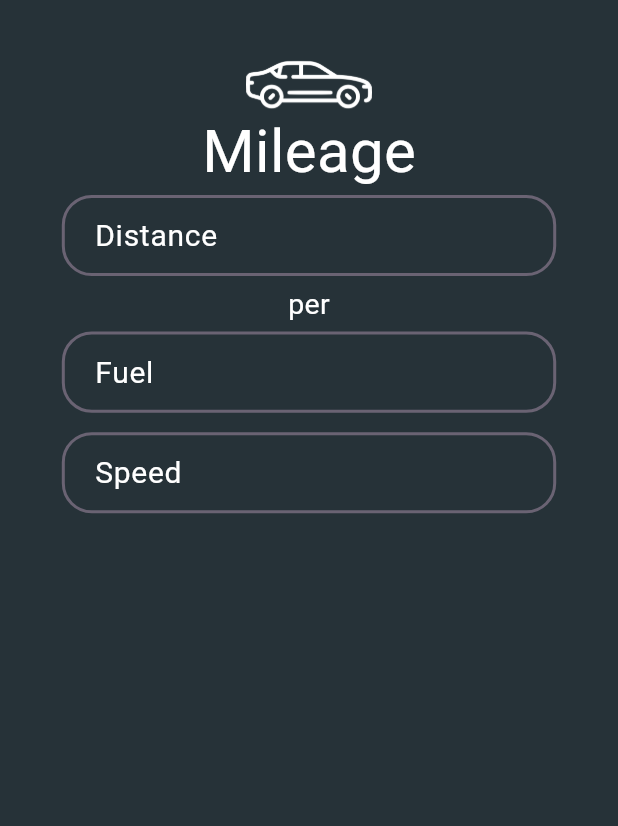
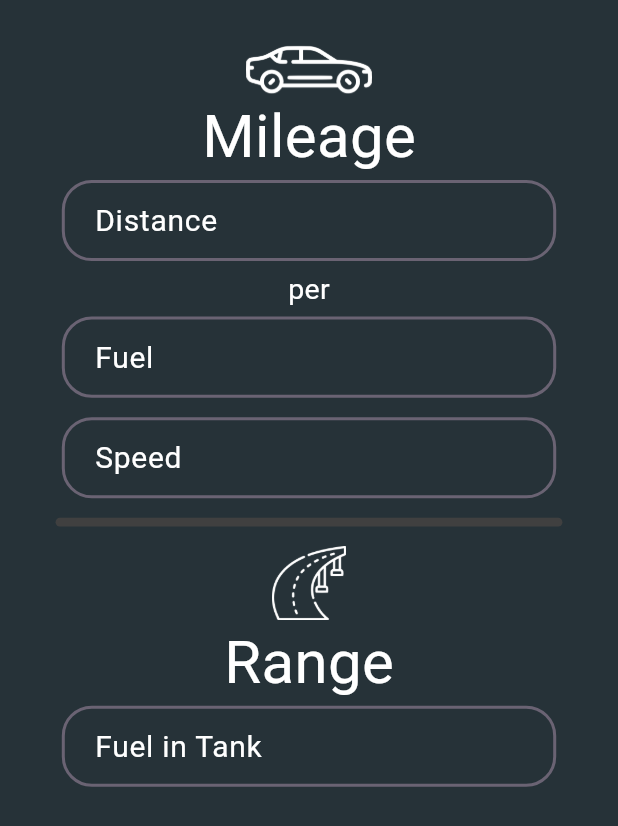
Before and after one commit to GComputeNerd/Fuel-Calc, a Flutter app: the screen it shows after launch, on a phone screen of 412 x 824 dp. Shown: the top 826 px of the screen. Run offline on Flutter 3.47's test engine with Material 3 defaults, Android fonts, the phone set to English and light mode, and no system bars; Roboto replaces fonts that are missing (Iceland).

```diff
--- a/lib/main.dart
+++ b/lib/main.dart
@@ -35,21 +35,12 @@ class MyHomePage extends StatelessWidget {
       body: Center(
         child: Column(
           children: [
-            Container(
+            SizedBox(height: 30,),
+            Heading(
               height: height*0.04,
-              margin: const EdgeInsets.only(top: 40),
-              child: Image.asset(
-                'lib/icons/sedan.png',
-                fit: BoxFit.fitHeight,
-              ),
+              imgPath: "lib/icons/sedan.png",
+              title: "Mileage",
             ),
-            const Text(
-              "Mileage",
-              style: TextStyle(
-                fontFamily: 'Iceland',
-                fontSize: 40,
-                color: Colors.white,
-              ),),
             InputBox(
               width: width*0.8,
               hintText: "Distance",
@@ -74,10 +65,64 @@ class MyHomePage extends StatelessWidget {
               width: width*0.8,
               hintText: "Speed",
               suffix: "km/hr"
+            ),
+            Container(
+              width: width*0.82,
+              height: height*0.007,
+              margin: EdgeInsets.symmetric(vertical: 13),
+              decoration: BoxDecoration(
+                color: Color(0xFF404040),
+                borderRadius: BorderRadius.circular(50)
+              ),
+            ),
+            Heading(
+              height: height*0.06,
+              imgPath: "lib/icons/range.png",
+              title: "Range"
+            ),
+            InputBox(
+              width: width*0.8,
+              hintText: "Fuel in Tank",
+              suffix: "ltr"
             )
           ],
         ),
       ),
+    );
+  }
+}
+
+class Heading extends StatelessWidget {
+  const Heading({
+    super.key,
+    required this.height,
+    required this.imgPath,
+    required this.title,
+  });
+
+  final String imgPath;
+  final String title;
+  final double height;
+
+  @override
+  Widget build(BuildContext context) {
+    return Column(
+      children: [
+        SizedBox(
+          height: height,
+          child: Image.asset(
+            imgPath,
+            fit: BoxFit.fitHeight,
+          ),
+        ),
+        Text(
+          title,
+          style: const TextStyle(
+            fontFamily: 'Iceland',
+            fontSize: 40,
+            color: Colors.white,
+          ),),
+      ],
     );
   }
 }
```
